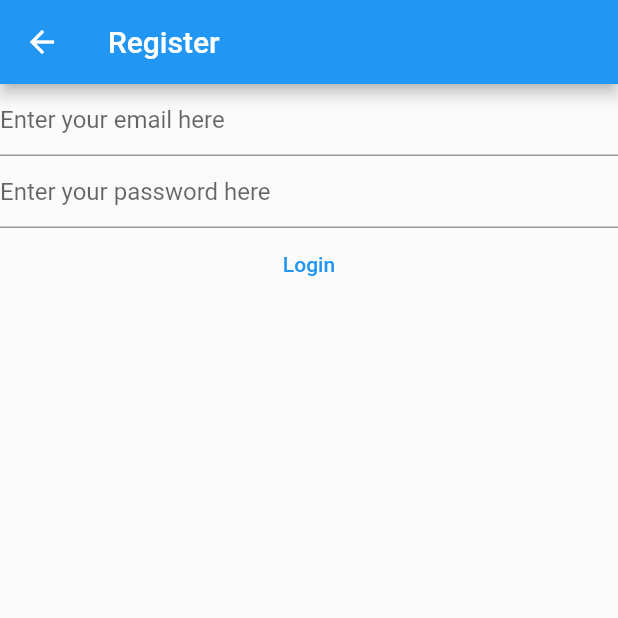
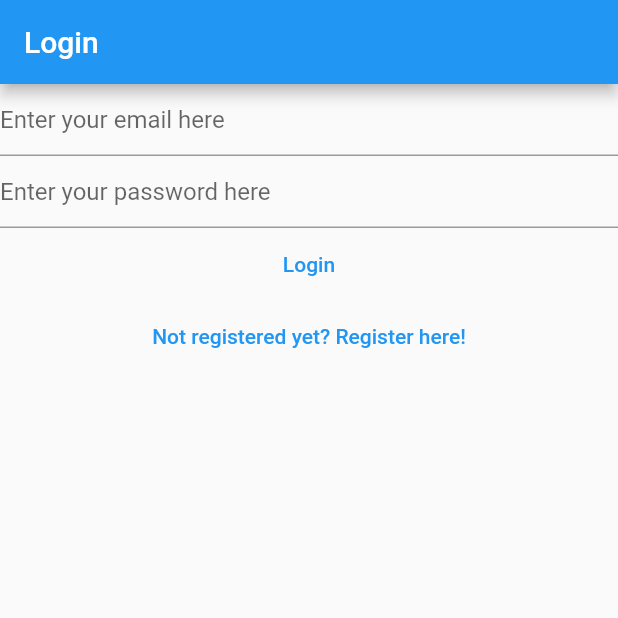
Before and after one commit to AlanContrerasM/notekeeper, a Flutter app: the LoginView screen opened directly, on a phone screen of 412 x 824 dp, the top half of it. Run offline on Flutter 3.47's test engine with Material 2 defaults, Android fonts, the phone set to English and light mode, and no system bars; our stand-ins replace firebase_auth, firebase_core; accounts and stored records are empty.

Commit message:
Set basic routing system

```diff
--- a/instructions.dart
+++ b/instructions.dart
@@ -60,3 +60,5 @@
 // if using firebase do the imports on top of the page, and follow some instructions written on
 // firebase_options.dart
 //on your project in firebase console, webpage, turn on authentication, and enable email and password combination
+
+//Enable email verification
--- a/lib/views/login_view.dart
+++ b/lib/views/login_view.dart
@@ -4,7 +4,7 @@ import 'package:flutter/material.dart';
 import 'package:notekeeper/firebase_options.dart';
 
 class LoginView extends StatefulWidget {
-  const LoginView({ Key? key }) : super(key: key);
+  const LoginView({Key? key}) : super(key: key);
 
   @override
   State<LoginView> createState() => _LoginViewState();
@@ -28,21 +28,13 @@ class _LoginViewState extends State<LoginView> {
     _password.dispose();
     super.dispose();
   }
+
   @override
   Widget build(BuildContext context) {
     //this will be the screen, we need a scaffold
     return Scaffold(
-      appBar: AppBar(
-        title: const Text("Register")
-        ),
-        body: FutureBuilder(
-          future: Firebase.initializeApp(
-            options: DefaultFirebaseOptions.currentPlatform,
-          ),
-          builder: (context, snapshot) {
-            switch(snapshot.connectionState){
-              case ConnectionState.done:
-                return Column(
+      appBar: AppBar(title: const Text('Login')),
+      body: Column(
         children: [
           TextField(
             controller: _email,
@@ -58,52 +50,46 @@ class _LoginViewState extends State<LoginView> {
             obscureText: true,
             enableSuggestions: false,
             autocorrect: false,
-                      decoration: const InputDecoration(
-                        hintText: 'Enter your password here'
-                      ),
+            decoration:
+                const InputDecoration(hintText: 'Enter your password here'),
           ),
           TextButton(
             onPressed: () async {
               final email = _email.text;
               final password = _password.text;
 
-                        try{
-
-                        final userCredential =
-                          await FirebaseAuth.instance.signInWithEmailAndPassword(
-                            email: email,
-                            password: password
-                          );
+              try {
+                final userCredential = await FirebaseAuth.instance
+                    .signInWithEmailAndPassword(
+                        email: email, password: password);
                 print(userCredential);
-                        }on FirebaseAuthException catch(e){
+              } on FirebaseAuthException catch (e) {
                 print(e.code);
-                          if(e.code == 'user-not-found'){
+                if (e.code == 'user-not-found') {
                   print("user not found");
-                          }else if( e.code == 'wrong-passcode'){
+                } else if (e.code == 'wrong-passcode') {
                   print('wrong password');
-                          }else{
+                } else {
                   print("SOMETHING ELSE HAPPENED");
                   print(e.code);
                 }
-                        }catch(e){
+              } catch (e) {
+                //Not necessary, but this is how you learn what type of error you are getting
                 print("Something bad happened");
                 print(e.runtimeType);
                 print(e);
               }
-
             },
             child: const Text("Login"),
           ),
+          TextButton(
+              onPressed: () {
+                Navigator.of(context)
+                    .pushNamedAndRemoveUntil('/register/', (route) => false);
+              },
+              child: const Text('Not registered yet? Register here!'))
         ],
-                );
-              default:
-              return const Text("Loading");
-
-            }
-          },
-
       ),
     );
   }
-
 }
```
Also changed, not shown: lib/main.dart (+19 -17 lines), lib/views/register_view.dart (+21 -35 lines), lib/views/verify_email.dart (added, +27 -0 lines). Lines whose indentation alone changed are shown as unchanged.
